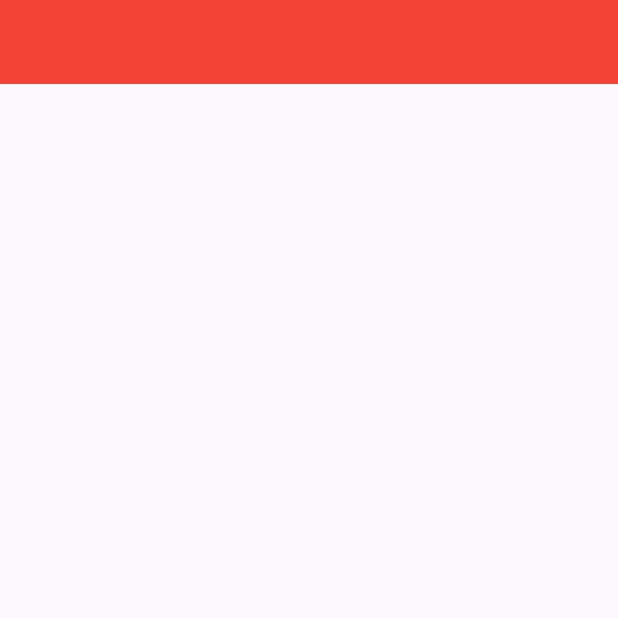
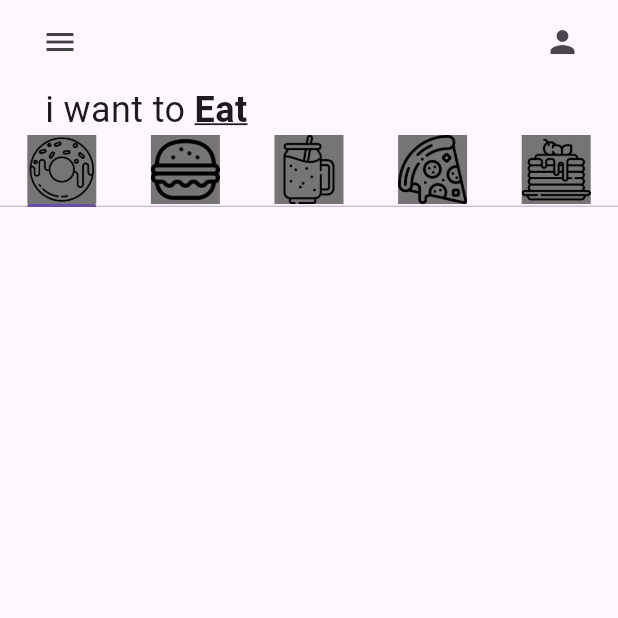
Before and after one commit to Castorboy057/p1_donut_app_daniel_rodriguez, a Flutter app: the screen it shows after launch, on a phone screen of 412 x 824 dp, the top half of it. Run offline on Flutter 3.47's test engine with Material 3 defaults, Android fonts, the light colour scheme and no system bars.

Commit message:
Mytab_añadido

```diff
--- a/lib/pages/home_page.dart
+++ b/lib/pages/home_page.dart
@@ -1,21 +1,63 @@
 import 'package:flutter/material.dart';
+
+import '../utils/my_tab.dart';
 
 class HomePage extends StatefulWidget {
   const HomePage({super.key});
 
-  @override
+ @override
   State<HomePage> createState() => _HomePageState();
 }
 
+List<Widget> myTabs =[
+  //donut tab
+   const MyTab(iconPath: 'lib/icons/donut.png',),
+  //burger tab
+   const MyTab(iconPath: 'lib/icons/burger.png',),
+  //smothie tab
+  const MyTab(iconPath: 'lib/icons/smoothie.png'),
+  //pizza tab
+  const MyTab(iconPath: 'lib/icons/pizza.png',),
+   //pancakes
+  const MyTab(iconPath: 'lib/icons/pancakes.png',)
+];
 class _HomePageState extends State<HomePage> {
   @override
   Widget build(BuildContext context) {
-    return  Scaffold(
-      appBar: AppBar(
-        backgroundColor:  Colors.red,
-        leading: const Icon(Icons.menu,
-        color: Colors.red
-       )
-     )); //Icon
+    return  DefaultTabController(
+      length: 5,
+      child: Scaffold(
+        appBar: AppBar(
+          backgroundColor:  Colors.transparent,
+          leading: Padding(
+            padding: const EdgeInsets.only(left: 24.0),
+            child: Icon(
+              Icons.menu,
+              color: Colors.grey[800]
+                   ),
+          ),
+         actions: const[Padding(
+           padding: EdgeInsets.only(right: 25.0),
+           child: Icon(Icons.person),
+         )
+         ],
+       ),
+       body: Column(children: [
+        //texto "i want to eat"
+        const Padding(
+          padding: EdgeInsets.only(left: 30.0),
+          child: Row(
+            children: [
+              Text("i want to ", style: TextStyle(fontSize: 24), ),
+              Text("Eat", style :TextStyle(fontSize: 24, fontWeight: FontWeight.bold, decoration: TextDecoration.underline),),
+          ],
+          ),
+        ),
+        //tab bar
+        TabBar(tabs:myTabs)
+        //tab bar view
+       ],),
+       ),
+    ); //Icon
   }
 }
--- /dev/null
+++ b/lib/utils/my_tab.dart
@@ -0,0 +1,16 @@
+import 'package:flutter/material.dart';
+
+class MyTab extends StatelessWidget {
+  final String iconPath;
+  const MyTab({super.key, required this.iconPath});
+
+  @override
+  Widget build(BuildContext context) {
+    return Tab(
+      child: Container(
+        color: Colors.grey[600],
+        child: Image.asset(iconPath), //contariner
+      ),
+    );
+  }
+}
```
